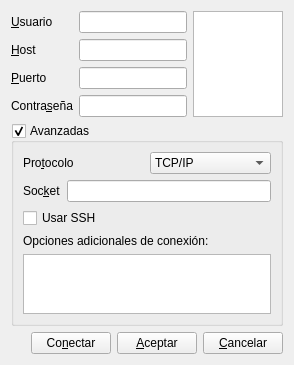
Qt form share/modules/sqlmodule/share/sqlmodule_config.ui (JulianSala/Sipred) before a commit.
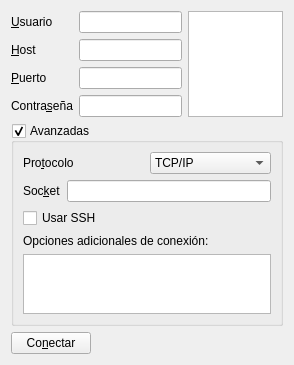
The same form after that commit.

Commit message: Working on Fix some bugs, and add new caracteristics, add Sequencer class for management start up module sequence.

```diff
--- a/share/modules/sqlmodule/share/sqlmodule_config.ui
+++ b/share/modules/sqlmodule/share/sqlmodule_config.ui
@@ -81,6 +81,13 @@
    </item>
    <item row="6" column="0" colspan="3">
     <layout class="QHBoxLayout" name="horizontalLayout">
+     <item>
+      <widget class="QPushButton" name="connectPushButton">
+       <property name="text">
+        <string>Co&amp;nectar</string>
+       </property>
+      </widget>
+     </item>
      <item>
       <spacer name="horizontalSpacer">
        <property name="orientation">
@@ -94,27 +101,6 @@
        </property>
       </spacer>
      </item>
-     <item>
-      <widget class="QPushButton" name="connectPushButton">
-       <property name="text">
-        <string>Co&amp;nectar</string>
-       </property>
-      </widget>
-     </item>
-     <item>
-      <widget class="QPushButton" name="okPushButton">
-       <property name="text">
-        <string>&amp;Aceptar</string>
-       </property>
-      </widget>
-     </item>
-     <item>
-      <widget class="QPushButton" name="cancelPushButton">
-       <property name="text">
-        <string>&amp;Cancelar</string>
-       </property>
-      </widget>
-     </item>
     </layout>
    </item>
    <item row="2" column="1">
```
The commit also changes 20 other files.
